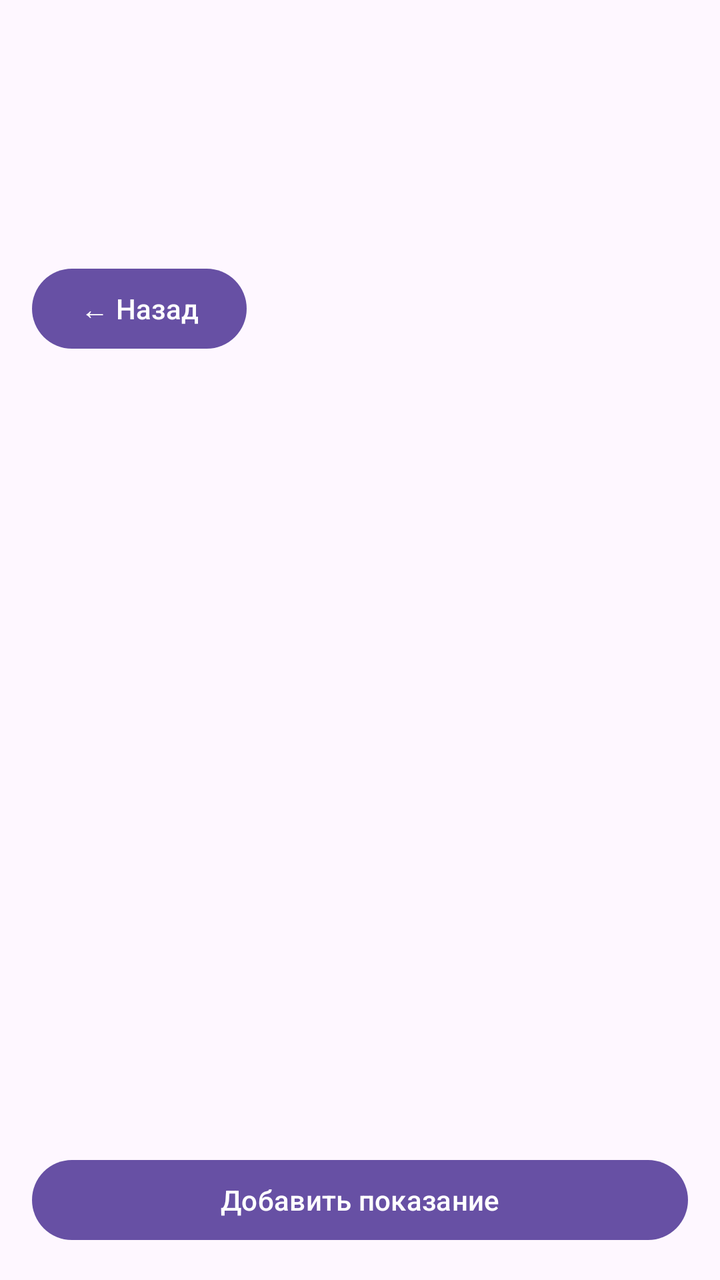
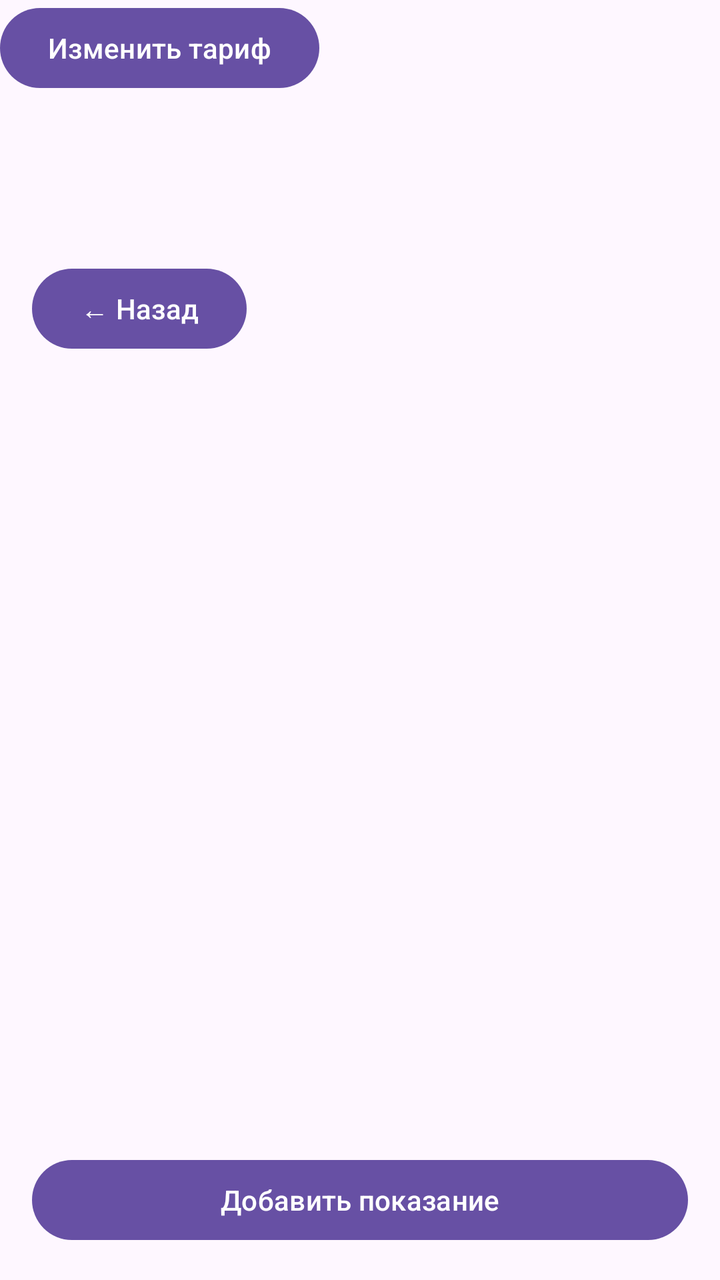

Two renders of the same Android screen: before a commit and after it. Below are the layout's source before the change and the commit's diff.
<!-- AndroidManifest.xml: application theme Theme.MetersApp -->
<!-- res/layout/activity_meter_detail.xml -->
<?xml version="1.0" encoding="utf-8"?>
<androidx.constraintlayout.widget.ConstraintLayout
    xmlns:android="http://schemas.android.com/apk/res/android"
    xmlns:app="http://schemas.android.com/apk/res-auto"
    android:id="@+id/main"
    android:layout_width="match_parent"
    android:layout_height="match_parent">

    <ScrollView
        android:id="@+id/infoScroll"
        android:layout_width="match_parent"
        android:layout_height="wrap_content"
        app:layout_constraintTop_toTopOf="parent"
        app:layout_constraintStart_toStartOf="parent"
        app:layout_constraintEnd_toEndOf="parent">

        <LinearLayout
            android:layout_width="match_parent"
            android:layout_height="wrap_content"
            android:orientation="vertical"
            android:padding="16dp">

            <TextView
                android:id="@+id/meterNameText"
                android:layout_width="match_parent"
                android:layout_height="wrap_content"
                android:textSize="22sp"
                android:textStyle="bold" />

            <TextView
                android:id="@+id/meterTypeText"
                android:layout_width="match_parent"
                android:layout_height="wrap_content"
                android:textSize="16sp"
                android:layout_marginTop="4dp" />

            <TextView
                android:id="@+id/meterSerialText"
                android:layout_width="match_parent"
                android:layout_height="wrap_content"
                android:textSize="16sp"
                android:layout_marginTop="4dp" />

            <TextView
                android:id="@+id/meterVerificationText"
                android:layout_width="match_parent"
                android:layout_height="wrap_content"
                android:textSize="16sp"
                android:layout_marginTop="4dp" />

            <Button
                android:id="@+id/backButton"
                android:layout_width="wrap_content"
                android:layout_height="wrap_content"
                android:text="← Назад"
                android:layout_marginTop="8dp" />

        </LinearLayout>
    </ScrollView>

    <androidx.recyclerview.widget.RecyclerView
        android:id="@+id/readingsRecyclerView"
        android:layout_width="match_parent"
        android:layout_height="0dp"
        android:layout_marginTop="8dp"
        app:layout_constraintTop_toBottomOf="@id/infoScroll"
        app:layout_constraintBottom_toTopOf="@id/addReadingButton"
        app:layout_constraintStart_toStartOf="parent"
        app:layout_constraintEnd_toEndOf="parent" />

    <TextView
        android:id="@+id/emptyText"
        android:layout_width="wrap_content"
        android:layout_height="wrap_content"
        android:text="Показаний пока нет"
        android:textSize="16sp"
        android:visibility="gone"
        app:layout_constraintTop_toBottomOf="@id/infoScroll"
        app:layout_constraintBottom_toTopOf="@id/addReadingButton"
        app:layout_constraintStart_toStartOf="parent"
        app:layout_constraintEnd_toEndOf="parent" />

    <Button
        android:id="@+id/addReadingButton"
        android:layout_width="match_parent"
        android:layout_height="wrap_content"
        android:text="Добавить показание"
        android:layout_margin="16dp"
        app:layout_constraintBottom_toBottomOf="parent"
        app:layout_constraintStart_toStartOf="parent"
        app:layout_constraintEnd_toEndOf="parent" />

</androidx.constraintlayout.widget.ConstraintLayout>
<!-- resources referenced by this layout -->
<resources>
  <style name="Theme.MetersApp" parent="Base.Theme.MetersApp" />
  <style name="Base.Theme.MetersApp" parent="Theme.Material3.DayNight.NoActionBar">
          
          
          <item name="android:windowOptOutEdgeToEdgeEnforcement">true</item>
      </style>
</resources>

<!-- the commit's change to res/layout/activity_meter_detail.xml (unified diff, before → after) -->
@@ -18,7 +18,8 @@
             android:layout_width="match_parent"
             android:layout_height="wrap_content"
             android:orientation="vertical"
-            android:padding="16dp">
+            android:padding="16dp"
+            android:paddingTop="56dp">
 
             <TextView
                 android:id="@+id/meterNameText"
@@ -90,4 +91,11 @@
         app:layout_constraintStart_toStartOf="parent"
         app:layout_constraintEnd_toEndOf="parent" />
 
+    <Button
+        android:id="@+id/tariffButton"
+        android:layout_width="wrap_content"
+        android:layout_height="wrap_content"
+        android:text="Изменить тариф"
+        android:layout_marginTop="8dp" />
+
 </androidx.constraintlayout.widget.ConstraintLayout>
